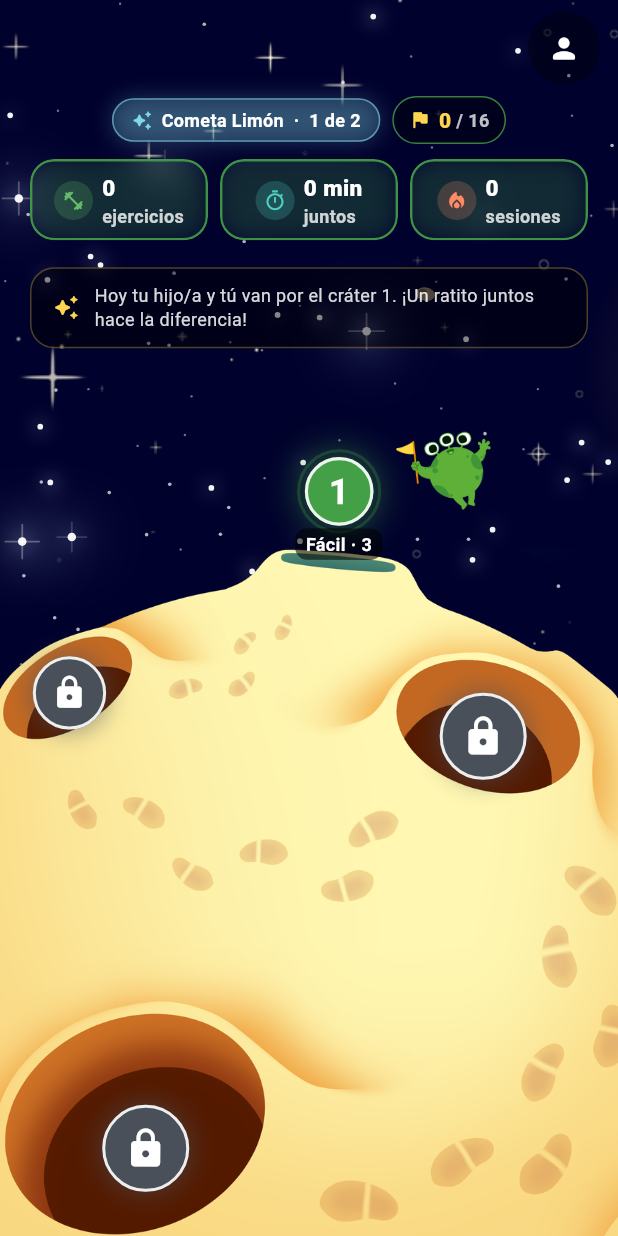
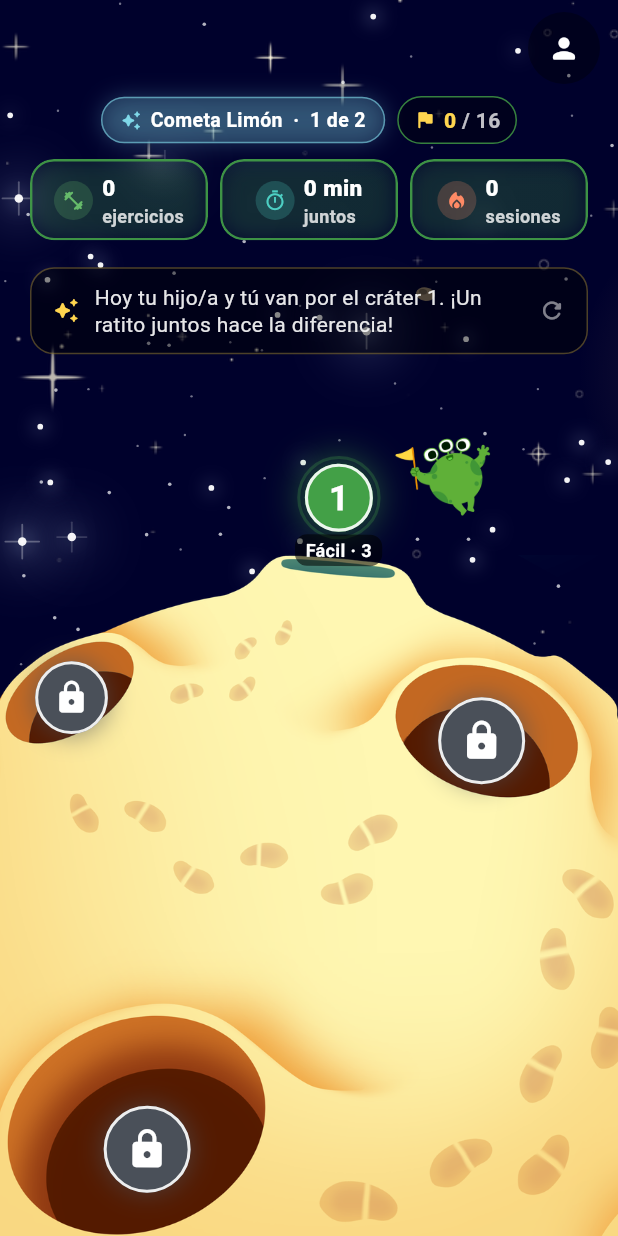
Before and after one commit to dieimcor/gymtea3, a Flutter app: the CraterMapScreen screen opened by its route, on a phone screen of 412 x 824 dp. Run offline on Flutter 3.47's test engine with Material 3 defaults, Android fonts, the phone set to English and light mode, and no system bars; our stand-ins replace flutter_secure_storage, shared_preferences; accounts and stored records are empty.

Commit message:
Letras más legibles en el mapa y el pop-up del cráter
Aviso del día a 14 pt con pista de que se toca, total del panel al
tamaño del número, chip del cometa y textos del pop-up más grandes, y
duración del cráter en palabras.

Co-Authored-By: Claude Opus 5.5 <noreply@anthropic.com>

```diff
--- a/lib/core/theme/app_theme.dart
+++ b/lib/core/theme/app_theme.dart
@@ -1,5 +1,3 @@
-import 'dart:ui' show FontFeature;
-
 import 'package:flutter/material.dart';
 
 /// Tema centralizado de NeuroGym
--- a/lib/presentation/screens/home/crater_map_screen.dart
+++ b/lib/presentation/screens/home/crater_map_screen.dart
@@ -657,12 +657,20 @@ class _CraterMapScreenState extends State<CraterMapScreen>
                   message,
                   key: ValueKey(message),
                   style: TextStyle(
-                    fontSize: 12,
+                    fontSize: 14,
                     height: 1.3,
-                    color: Colors.white.withValues(alpha: 0.85),
+                    color: Colors.white.withValues(alpha: 0.9),
                   ),
                 ),
               ),
+            ),
+            const SizedBox(width: 8),
+            // Pista de que tocarlo trae otro consejo.
+            Icon(
+              Icons.refresh_rounded,
+              size: 18,
+              color: Colors.white.withValues(alpha: 0.5),
+              semanticLabel: 'Otro consejo',
             ),
           ],
         ),
--- a/lib/presentation/widgets/progress_panel.dart
+++ b/lib/presentation/widgets/progress_panel.dart
@@ -107,7 +107,7 @@ class ProgressPanel extends StatelessWidget {
           Text(
             ' / $total',
             style: TextStyle(
-              fontSize: 12,
+              fontSize: 14,
               fontWeight: FontWeight.w700,
               color: Colors.white.withValues(alpha: 0.75),
             ),
@@ -152,7 +152,7 @@ class ProgressPanel extends StatelessWidget {
                 maxLines: 1,
                 overflow: TextOverflow.ellipsis,
                 style: const TextStyle(
-                  fontSize: 12,
+                  fontSize: 13,
                   fontWeight: FontWeight.w700,
                   color: Colors.white,
                 ),
```
Also changed, not shown: lib/presentation/widgets/crater_preview_dialog.dart (+16 -9 lines), 1 other file.
